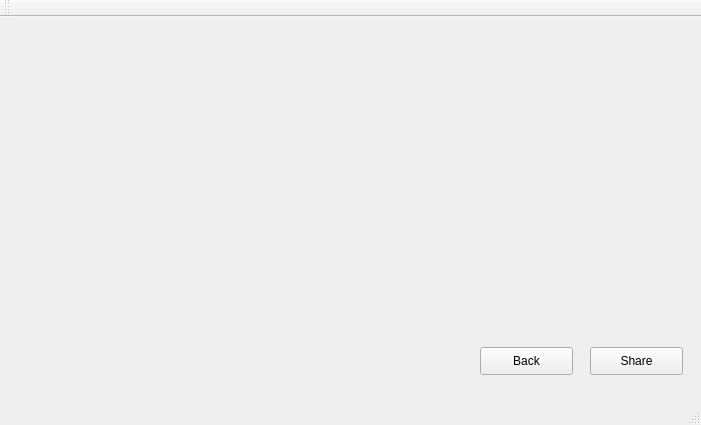
bengaDev/FileExchanger, file mainwindow.ui: the form before one commit.
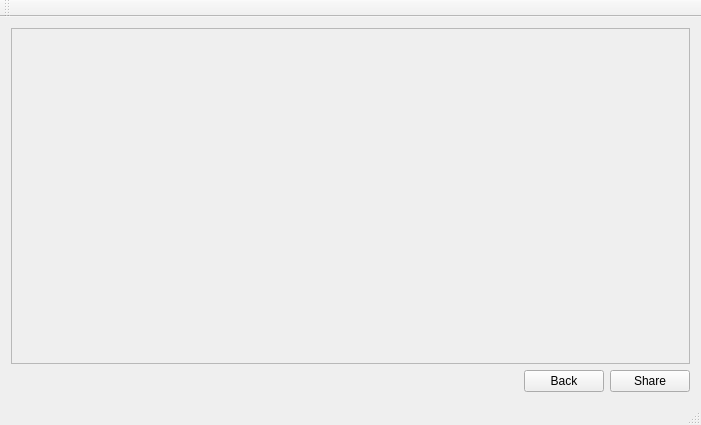
The form after the commit.

The edit to the form file:
```diff
--- a/mainwindow.ui
+++ b/mainwindow.ui
@@ -14,32 +14,56 @@
    <string>MainWindow</string>
   </property>
   <widget class="QWidget" name="centralWidget">
-   <widget class="QPushButton" name="ShareBtn">
+   <layout class="QVBoxLayout" name="verticalLayout">
+    <item>
+     <widget class="QScrollArea" name="scrollArea">
+      <property name="widgetResizable">
+       <bool>true</bool>
+      </property>
+      <widget class="QWidget" name="scrollAreaWidgetContents">
     <property name="geometry">
      <rect>
-      <x>590</x>
-      <y>330</y>
-      <width>93</width>
-      <height>28</height>
-     </rect>
-    </property>
-    <property name="text">
-     <string>Share</string>
-    </property>
-   </widget>
+         <x>0</x>
+         <y>0</y>
+         <width>677</width>
+         <height>299</height>
+        </rect>
+       </property>
+      </widget>
+     </widget>
+    </item>
+    <item>
+     <layout class="QHBoxLayout" name="horizontalLayout">
+      <item>
+       <spacer name="horizontalSpacer">
+        <property name="orientation">
+         <enum>Qt::Horizontal</enum>
+        </property>
+        <property name="sizeHint" stdset="0">
+         <size>
+          <width>40</width>
+          <height>20</height>
+         </size>
+        </property>
+       </spacer>
+      </item>
+      <item>
    <widget class="QPushButton" name="BackBtn">
-    <property name="geometry">
-     <rect>
-      <x>480</x>
-      <y>330</y>
-      <width>93</width>
-      <height>28</height>
-     </rect>
-    </property>
     <property name="text">
      <string>Back</string>
     </property>
    </widget>
+      </item>
+      <item>
+       <widget class="QPushButton" name="ShareBtn">
+        <property name="text">
+         <string>Share</string>
+        </property>
+       </widget>
+      </item>
+     </layout>
+    </item>
+   </layout>
   </widget>
   <widget class="QMenuBar" name="menuBar">
    <property name="geometry">
```
Lines whose indentation alone changed are shown as unchanged.
